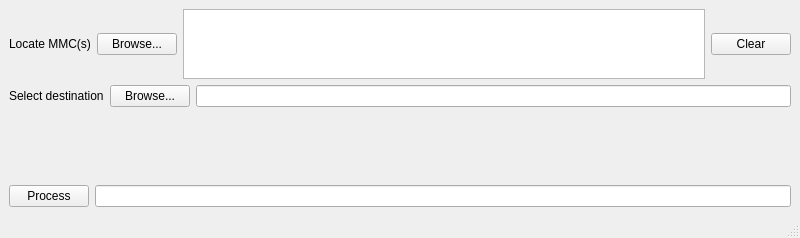
Above: framerate_updater_ui.ui from SimonTheChain/amazon_framerate_updater before the change. Below: the same form after it.
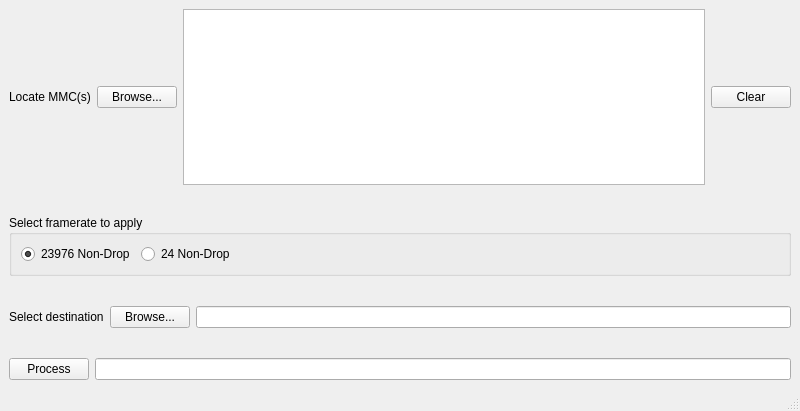
That is the form after the change. Icons and pictures are not drawn.

Patch:
```diff
--- a/framerate_updater_ui.ui
+++ b/framerate_updater_ui.ui
@@ -7,7 +7,7 @@
     <x>0</x>
     <y>0</y>
     <width>800</width>
-    <height>238</height>
+    <height>411</height>
    </rect>
   </property>
   <property name="windowTitle">
@@ -34,7 +34,7 @@
       <item>
        <widget class="QPlainTextEdit" name="original_text">
         <property name="sizePolicy">
-         <sizepolicy hsizetype="Expanding" vsizetype="Preferred">
+         <sizepolicy hsizetype="Expanding" vsizetype="Expanding">
           <horstretch>0</horstretch>
           <verstretch>0</verstretch>
          </sizepolicy>
@@ -53,6 +53,71 @@
       </item>
      </layout>
     </item>
+    <item>
+     <spacer name="verticalSpacer">
+      <property name="orientation">
+       <enum>Qt::Vertical</enum>
+      </property>
+      <property name="sizeHint" stdset="0">
+       <size>
+        <width>20</width>
+        <height>40</height>
+       </size>
+      </property>
+     </spacer>
+    </item>
+    <item>
+     <widget class="QGroupBox" name="groupBox">
+      <property name="title">
+       <string>Select framerate to apply</string>
+      </property>
+      <layout class="QHBoxLayout" name="horizontalLayout_4">
+       <item>
+        <widget class="QRadioButton" name="check_23976">
+         <property name="text">
+          <string>23976 Non-Drop</string>
+         </property>
+         <property name="checked">
+          <bool>true</bool>
+         </property>
+        </widget>
+       </item>
+       <item>
+        <widget class="QRadioButton" name="check_24">
+         <property name="text">
+          <string>24 Non-Drop</string>
+         </property>
+        </widget>
+       </item>
+       <item>
+        <spacer name="horizontalSpacer">
+         <property name="orientation">
+          <enum>Qt::Horizontal</enum>
+         </property>
+         <property name="sizeHint" stdset="0">
+          <size>
+           <width>40</width>
+           <height>20</height>
+          </size>
+         </property>
+        </spacer>
+       </item>
+      </layout>
+     </widget>
+    </item>
+    <item>
+     <spacer name="verticalSpacer_2">
+      <property name="orientation">
+       <enum>Qt::Vertical</enum>
+      </property>
+      <property name="sizeHint" stdset="0">
+       <size>
+        <width>20</width>
+        <height>40</height>
+       </size>
+      </property>
+     </spacer>
+    </item>
     <item>
      <layout class="QHBoxLayout" name="horizontalLayout_2">
       <item>
@@ -79,7 +144,7 @@
      </layout>
     </item>
     <item>
-     <spacer name="verticalSpacer">
+     <spacer name="verticalSpacer_3">
       <property name="orientation">
        <enum>Qt::Vertical</enum>
       </property>
```
Left out of the diff: 6 changed lines with no effect on the pictures.
